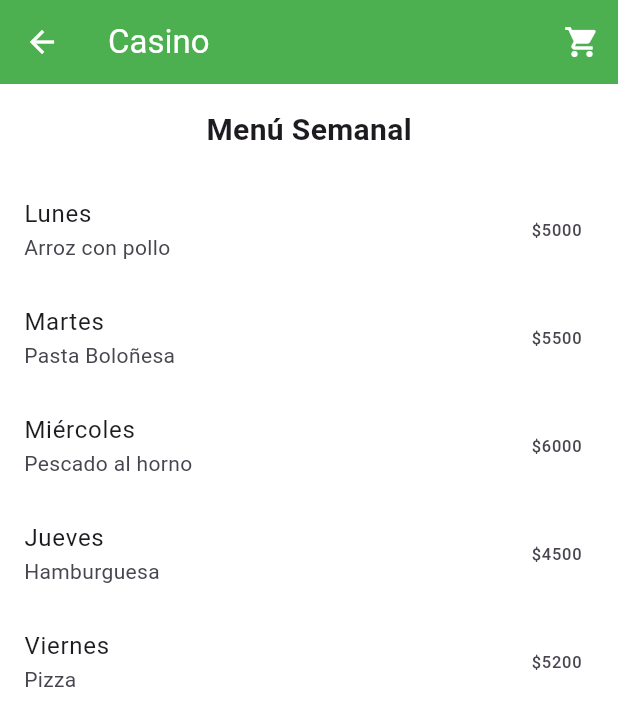
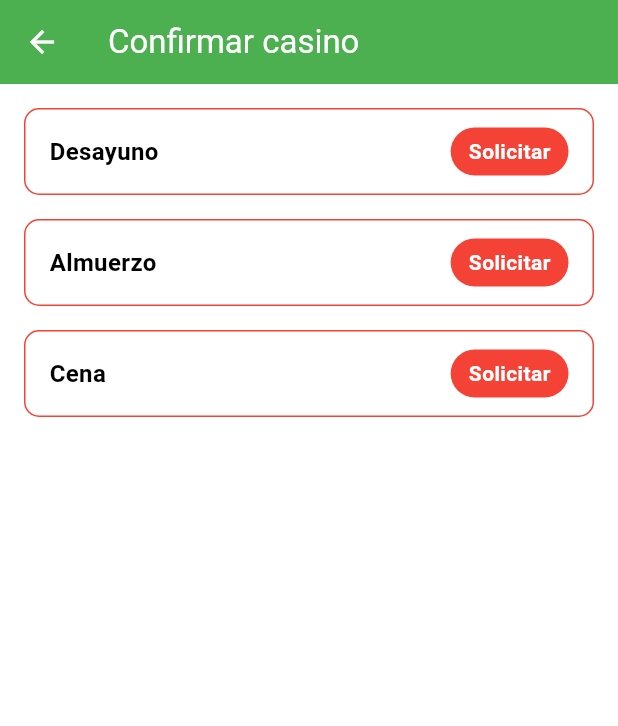
Before and after one commit to wilson0509/aprendiz, a Flutter app: the CasinoScreen screen opened directly, on a phone screen of 412 x 824 dp. Shown: the top 726 px of the screen. Run offline on Flutter 3.47's test engine with Material 3 defaults, Android fonts, the phone set to English and light mode, and no system bars.

Commit message:
first commit

```diff
--- a/lib/screens/casino_screen.dart
+++ b/lib/screens/casino_screen.dart
@@ -8,97 +8,139 @@ class CasinoScreen extends StatefulWidget {
 }
 
 class _CasinoScreenState extends State<CasinoScreen> {
-  List<Map<String, dynamic>> _menuDia = [
-    {
-      'dia': 'Lunes',
-      'menu': 'Arroz con pollo',
-      'precio': 5000,
-    },
-    {
-      'dia': 'Martes',
-      'menu': 'Pasta Boloñesa',
-      'precio': 5500,
-    },
-    {
-      'dia': 'Miércoles',
-      'menu': 'Pescado al horno',
-      'precio': 6000,
-    },
-    {
-      'dia': 'Jueves',
-      'menu': 'Hamburguesa',
-      'precio': 4500,
-    },
-    {
-      'dia': 'Viernes',
-      'menu': 'Pizza',
-      'precio': 5200,
-    },
-  ];
+  bool _breakfastConfirmed = false;
+  bool _lunchConfirmed = false;
+  bool _dinnerConfirmed = false;
 
   @override
   Widget build(BuildContext context) {
     return Scaffold(
       appBar: AppBar(
-        title: const Text('Casino'),
-        actions: [
-          IconButton(
-            icon: const Icon(Icons.shopping_cart),
-            onPressed: _mostrarCarrito,
-          ),
-        ],
+        title: const Text('Confirmar casino'),
+        leading: IconButton(
+          icon: const Icon(Icons.arrow_back),
+          onPressed: () => Navigator.of(context).pop(),
+        ),
       ),
-      body: Column(
-        children: [
-          const Padding(
-            padding: EdgeInsets.all(16.0),
-            child: Text(
-              'Menú Semanal',
-              style: TextStyle(
-                fontSize: 20,
-                fontWeight: FontWeight.bold,
-              ),
-            ),
-          ),
-          Expanded(
-            child: ListView.builder(
-              itemCount: _menuDia.length,
-              itemBuilder: (context, index) {
-                return ListTile(
-                  title: Text(_menuDia[index]['dia']),
-                  subtitle: Text(_menuDia[index]['menu']),
-                  trailing: Text('\$${_menuDia[index]['precio']}'),
-                  onTap: () => _agregarAlCarrito(_menuDia[index]),
-                );
-              },
-            ),
-          ),
-        ],
+      body: Padding(
+        padding: const EdgeInsets.all(16.0),
+        child: Column(
+          crossAxisAlignment: CrossAxisAlignment.stretch,
+          children: [
+            _buildMealConfirmationRow('Desayuno', _breakfastConfirmed, () {
+              setState(() {
+                _breakfastConfirmed = !_breakfastConfirmed;
+                if (_breakfastConfirmed) {
+                  _showConfirmationDialog();
+                }
+              });
+            }),
+            const SizedBox(height: 16),
+            _buildMealConfirmationRow('Almuerzo', _lunchConfirmed, () {
+              setState(() {
+                _lunchConfirmed = !_lunchConfirmed;
+                if (_lunchConfirmed) {
+                  _showConfirmationDialog();
+                }
+              });
+            }),
+            const SizedBox(height: 16),
+            _buildMealConfirmationRow('Cena', _dinnerConfirmed, () {
+              setState(() {
+                _dinnerConfirmed = !_dinnerConfirmed;
+                if (_dinnerConfirmed) {
+                  _showConfirmationDialog();
+                }
+              });
+            }),
+          ],
+        ),
       ),
     );
   }
 
-  void _agregarAlCarrito(Map<String, dynamic> item) {
-    ScaffoldMessenger.of(context).showSnackBar(
-      SnackBar(
-        content: Text('${item['menu']} agregado al carrito'),
-        duration: const Duration(seconds: 2),
-      ),
+  void _showConfirmationDialog() {
+    showDialog(
+      context: context,
+      builder: (BuildContext context) {
+        return AlertDialog(
+          content: Column(
+            mainAxisSize: MainAxisSize.min,
+            children: [
+              Image.network(
+                'https://cdn-icons-png.flaticon.com/128/6115/6115001.png',
+                height: 100,
+                color: Colors.green,
+              ),
+              const SizedBox(height: 10),
+              const Text(
+                'La Confirmación a sido enviado exitosamente',
+                textAlign: TextAlign.center,
+                style: TextStyle(
+                  color: Colors.green,
+                ),
+              ),
+            ],
+          ),
+          actions: [
+            TextButton(
+              onPressed: () {
+                Navigator.of(context).pop();
+              },
+              child: const Text('Aceptar'),
+            ),
+          ],
+        );
+      },
     );
   }
 
-  void _mostrarCarrito() {
-    showDialog(
-      context: context,
-      builder: (context) => AlertDialog(
-        title: const Text('Carrito de Compras'),
-        content: const Text('Su carrito está vacío'),
-        actions: [
-          TextButton(
-            onPressed: () => Navigator.pop(context),
-            child: const Text('Cerrar'),
-          ),
-        ],
+  Widget _buildMealConfirmationRow(
+    String mealName,
+    bool isConfirmed,
+    VoidCallback onTap
+  ) {
+    return Container(
+      decoration: BoxDecoration(
+        color: Colors.white,
+        border: Border.all(
+          color: isConfirmed ? Colors.green : Colors.red,
+          width: 1,
+        ),
+        borderRadius: BorderRadius.circular(10),
+      ),
+      child: Padding(
+        padding: const EdgeInsets.symmetric(horizontal: 16, vertical: 12),
+        child: Row(
+          mainAxisAlignment: MainAxisAlignment.spaceBetween,
+          children: [
+            Text(
+              mealName,
+              style: TextStyle(
+                fontSize: 16,
+                fontWeight: FontWeight.bold,
+                color: isConfirmed ? Colors.green : Colors.black,
+              ),
+            ),
+            GestureDetector(
+              onTap: onTap,
+              child: Container(
+                padding: const EdgeInsets.symmetric(horizontal: 12, vertical: 6),
+                decoration: BoxDecoration(
+                  color: isConfirmed ? Colors.green : Colors.red,
+                  borderRadius: BorderRadius.circular(20),
+                ),
+                child: Text(
+                  isConfirmed ? 'Confirmar' : 'Solicitar',
+                  style: const TextStyle(
+                    color: Colors.white,
+                    fontWeight: FontWeight.bold,
+                  ),
+                ),
+              ),
+            ),
+          ],
+        ),
       ),
     );
   }
```
Also changed, not shown: lib/screens/tareas_dirigida_screen.dart (+154 -90 lines).
